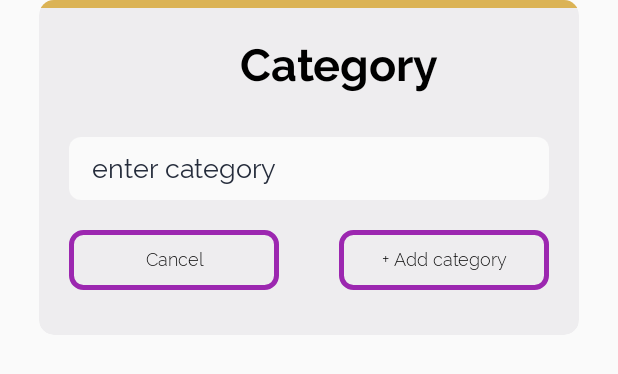
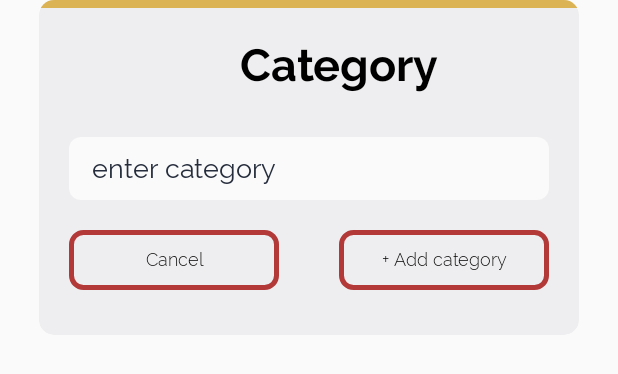
Before and after one commit to CharmiPatel25/note_TeamPurple_android, an Android app: the layout addcategory_layout.xml on its own in the app's theme, with its tools: preview values and no code run, on a phone screen of 412 x 824 dp. Shown: the top 374 px of the screen. Run offline under Robolectric (Android 15) with nearby library versions, the phone set to English and light mode, and no system bars.

Commit message:
[AP] layout changed for content_dashboard xml

```diff
--- a/app/src/main/res/drawable/photos_background_stroke.xml
+++ b/app/src/main/res/drawable/photos_background_stroke.xml
@@ -3,7 +3,7 @@
     android:shape="rectangle">
     <stroke
         android:width="3dp"
-        android:color="@color/purple_active" />
+        android:color="@color/color4" />
     <solid android:color="@android:color/transparent"/>
     <corners android:radius="8dp" />
 </shape>
--- a/app/src/main/res/values/colors.xml
+++ b/app/src/main/res/values/colors.xml
@@ -8,6 +8,7 @@
     <color name="color1">#ee5253</color>
     <color name="color2">#fc5c65</color>
     <color name="color3">#ff7675</color>
+    <color name="color4">#b33939</color>
 
     <color name="cardcolor">#202024</color>
     <color name="navcolor">#0E161D</color>
```
